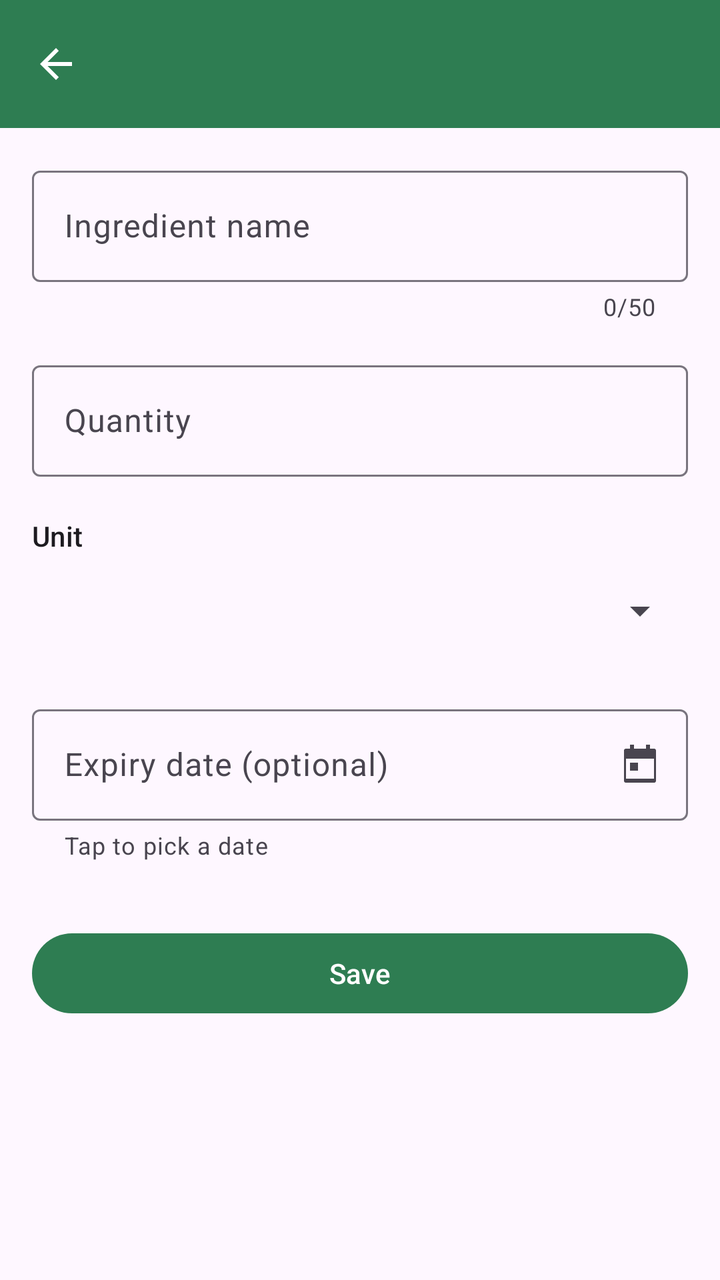
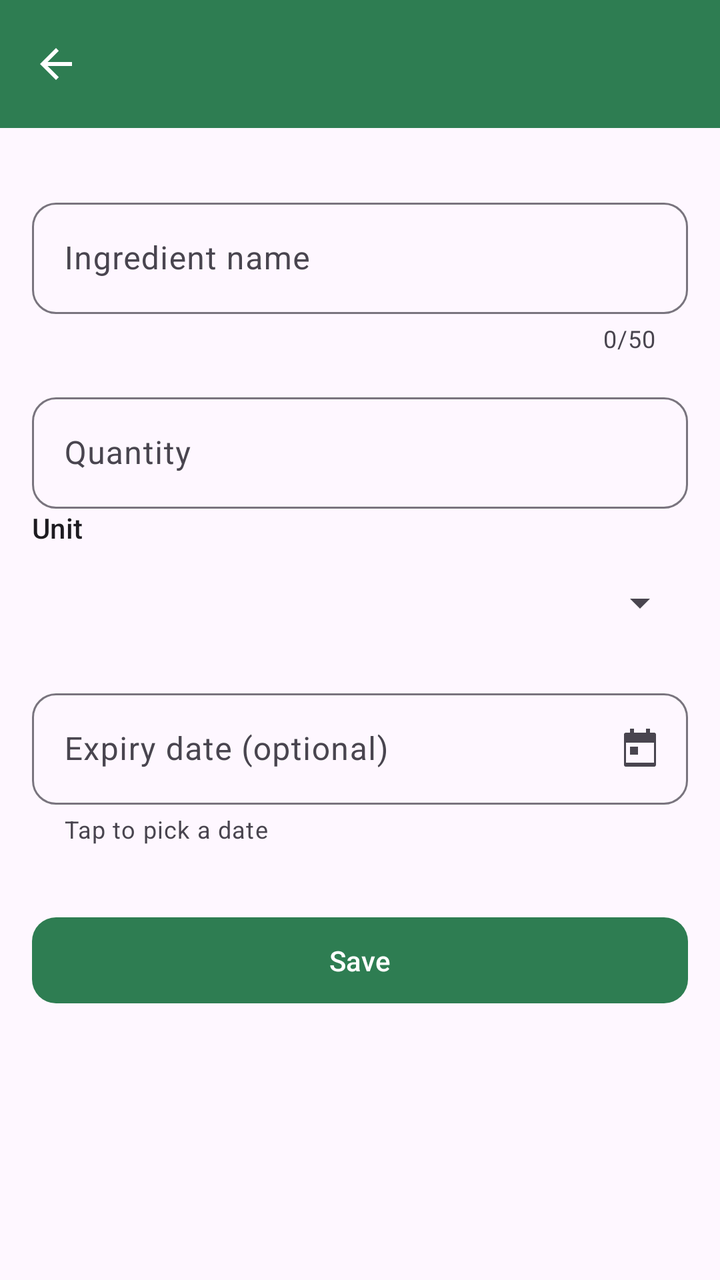

Compare the two renders of this Android layout. The source of the first and the diff that turns it into the second are given below.
<!-- AndroidManifest.xml: application theme Theme.Skaflik -->
<!-- res/layout/activity_add_edit_ingredient.xml -->
<?xml version="1.0" encoding="utf-8"?>
<androidx.constraintlayout.widget.ConstraintLayout
    xmlns:android="http://schemas.android.com/apk/res/android"
    xmlns:app="http://schemas.android.com/apk/res-auto"
    android:layout_width="match_parent"
    android:layout_height="match_parent"
    android:fitsSystemWindows="true">

    <com.google.android.material.appbar.MaterialToolbar
        android:id="@+id/toolbar_add_edit"
        android:layout_width="0dp"
        android:layout_height="?attr/actionBarSize"
        android:background="?attr/colorPrimary"
        app:navigationIcon="@drawable/ic_back"
        app:titleTextColor="?attr/colorOnPrimary"
        app:layout_constraintTop_toTopOf="parent"
        app:layout_constraintStart_toStartOf="parent"
        app:layout_constraintEnd_toEndOf="parent" />

    <ScrollView
        android:layout_width="0dp"
        android:layout_height="0dp"
        app:layout_constraintTop_toBottomOf="@id/toolbar_add_edit"
        app:layout_constraintStart_toStartOf="parent"
        app:layout_constraintEnd_toEndOf="parent"
        app:layout_constraintBottom_toBottomOf="parent">

        <LinearLayout
            android:layout_width="match_parent"
            android:layout_height="wrap_content"
            android:orientation="vertical"
            android:padding="16dp">

            
            <com.google.android.material.textfield.TextInputLayout
                android:id="@+id/input_layout_name"
                style="@style/Widget.Material3.TextInputLayout.OutlinedBox"
                android:layout_width="match_parent"
                android:layout_height="wrap_content"
                android:hint="@string/field_name"
                app:counterEnabled="true"
                app:counterMaxLength="50">

                <com.google.android.material.textfield.TextInputEditText
                    android:id="@+id/input_name"
                    android:layout_width="match_parent"
                    android:layout_height="wrap_content"
                    android:inputType="textCapWords"
                    android:maxLines="1" />

            </com.google.android.material.textfield.TextInputLayout>

            
            <com.google.android.material.textfield.TextInputLayout
                android:id="@+id/input_layout_quantity"
                style="@style/Widget.Material3.TextInputLayout.OutlinedBox"
                android:layout_width="match_parent"
                android:layout_height="wrap_content"
                android:layout_marginTop="16dp"
                android:hint="@string/field_quantity">

                <com.google.android.material.textfield.TextInputEditText
                    android:id="@+id/input_quantity"
                    android:layout_width="match_parent"
                    android:layout_height="wrap_content"
                    android:inputType="numberDecimal"
                    android:maxLines="1" />

            </com.google.android.material.textfield.TextInputLayout>

            
            <TextView
                android:layout_width="wrap_content"
                android:layout_height="wrap_content"
                android:layout_marginTop="20dp"
                android:text="@string/field_unit"
                android:textAppearance="?attr/textAppearanceLabelLarge" />

            <Spinner
                android:id="@+id/spinner_unit"
                android:layout_width="match_parent"
                android:layout_height="wrap_content"
                android:layout_marginTop="4dp"
                android:minHeight="48dp" />

            
            <com.google.android.material.textfield.TextInputLayout
                android:id="@+id/input_layout_expiry"
                style="@style/Widget.Material3.TextInputLayout.OutlinedBox"
                android:layout_width="match_parent"
                android:layout_height="wrap_content"
                android:layout_marginTop="20dp"
                android:hint="@string/field_expiry"
                app:endIconMode="custom"
                app:endIconDrawable="@drawable/ic_calendar"
                app:helperText="@string/field_expiry_helper">

                <com.google.android.material.textfield.TextInputEditText
                    android:id="@+id/input_expiry"
                    android:layout_width="match_parent"
                    android:layout_height="wrap_content"
                    android:cursorVisible="false"
                    android:focusable="false"
                    android:inputType="none"
                    android:maxLines="1" />

            </com.google.android.material.textfield.TextInputLayout>

            <com.google.android.material.button.MaterialButton
                android:id="@+id/button_save"
                android:layout_width="match_parent"
                android:layout_height="wrap_content"
                android:layout_marginTop="32dp"
                android:minHeight="48dp"
                android:text="@string/action_save" />

        </LinearLayout>

    </ScrollView>

</androidx.constraintlayout.widget.ConstraintLayout>
<!-- resources referenced by this layout -->
<resources>
  <!-- drawable ic_back (drawable) -->
  <vector xmlns:android="http://schemas.android.com/apk/res/android"
      android:width="24dp"
      android:height="24dp"
      android:viewportWidth="24"
      android:viewportHeight="24"
      android:tint="?attr/colorOnPrimary">
      <path
          android:fillColor="@android:color/white"
          android:pathData="M20,11H7.8l5.6,-5.6L12,4l-8,8 8,8 1.4,-1.4L7.8,13H20z" />
  </vector>
  <!-- drawable ic_calendar (drawable) -->
  <vector xmlns:android="http://schemas.android.com/apk/res/android"
      android:width="24dp"
      android:height="24dp"
      android:viewportWidth="24"
      android:viewportHeight="24"
      android:tint="?attr/colorControlNormal">
      <path
          android:fillColor="@android:color/white"
          android:pathData="M7,2h2v2h6V2h2v2h2a1,1 0,0 1,1 1v15a1,1 0,0 1,-1 1H5a1,1 0,0 1,-1 -1V5a1,1 0,0 1,1 -1h2zM5,9v10h14V9zM7,11h4v4H7z" />
  </vector>
  <string name="action_save">Save</string>
  <string name="field_expiry">Expiry date (optional)</string>
  <string name="field_expiry_helper">Tap to pick a date</string>
  <string name="field_name">Ingredient name</string>
  <string name="field_quantity">Quantity</string>
  <string name="field_unit">Unit</string>
  <style name="Theme.Skaflik" parent="Theme.Material3.DayNight.NoActionBar">
          <item name="colorPrimary">@color/skaflik_green</item>
          <item name="colorPrimaryDark">@color/skaflik_green_dark</item>
          <item name="colorOnPrimary">@color/white</item>
          <item name="colorSecondary">@color/skaflik_terracotta</item>
          <item name="colorOnSecondary">@color/white</item>
          
          <item name="android:windowLightStatusBar" tools:targetApi="m">true</item>
          
          <item name="preferenceTheme">@style/PreferenceThemeOverlay</item>
      </style>
  <color name="skaflik_green">#FF2E7D52</color>
  <color name="skaflik_green_dark">#FF1B5E3A</color>
  <color name="white">#FFFFFFFF</color>
  <color name="skaflik_terracotta">#FFC2603F</color>
</resources>

<!-- the commit's change to res/layout/activity_add_edit_ingredient.xml (unified diff, before → after) -->
@@ -29,12 +29,12 @@
             android:layout_width="match_parent"
             android:layout_height="wrap_content"
             android:orientation="vertical"
-            android:padding="16dp">
+            android:padding="@dimen/screen_padding_horizontal">
 
             
             <com.google.android.material.textfield.TextInputLayout
                 android:id="@+id/input_layout_name"
-                style="@style/Widget.Material3.TextInputLayout.OutlinedBox"
+                style="@style/Widget.Skaflik.TextField"
                 android:layout_width="match_parent"
                 android:layout_height="wrap_content"
                 android:hint="@string/field_name"
@@ -53,10 +53,9 @@
             
             <com.google.android.material.textfield.TextInputLayout
                 android:id="@+id/input_layout_quantity"
-                style="@style/Widget.Material3.TextInputLayout.OutlinedBox"
+                style="@style/Widget.Skaflik.TextField"
                 android:layout_width="match_parent"
                 android:layout_height="wrap_content"
-                android:layout_marginTop="16dp"
                 android:hint="@string/field_quantity">
 
                 <com.google.android.material.textfield.TextInputEditText
@@ -72,7 +71,6 @@
             <TextView
                 android:layout_width="wrap_content"
                 android:layout_height="wrap_content"
-                android:layout_marginTop="20dp"
                 android:text="@string/field_unit"
                 android:textAppearance="?attr/textAppearanceLabelLarge" />
 
@@ -80,16 +78,15 @@
                 android:id="@+id/spinner_unit"
                 android:layout_width="match_parent"
                 android:layout_height="wrap_content"
-                android:layout_marginTop="4dp"
-                android:minHeight="48dp" />
+                android:layout_marginTop="@dimen/space_xs"
+                android:minHeight="@dimen/touch_target_min" />
 
             
             <com.google.android.material.textfield.TextInputLayout
                 android:id="@+id/input_layout_expiry"
-                style="@style/Widget.Material3.TextInputLayout.OutlinedBox"
+                style="@style/Widget.Skaflik.TextField"
                 android:layout_width="match_parent"
                 android:layout_height="wrap_content"
-                android:layout_marginTop="20dp"
                 android:hint="@string/field_expiry"
                 app:endIconMode="custom"
                 app:endIconDrawable="@drawable/ic_calendar"
@@ -108,10 +105,10 @@
 
             <com.google.android.material.button.MaterialButton
                 android:id="@+id/button_save"
+                style="@style/Widget.Skaflik.Button"
                 android:layout_width="match_parent"
                 android:layout_height="wrap_content"
-                android:layout_marginTop="32dp"
-                android:minHeight="48dp"
+                android:layout_marginTop="@dimen/space_xxl"
                 android:text="@string/action_save" />
 
         </LinearLayout>
<!-- resource entries referenced after the edit -->
@@ -1,5 +1,9 @@
 <!-- resources referenced by this layout -->
 <resources>
+  <dimen name="screen_padding_horizontal">16dp</dimen>
+  <dimen name="space_xs">4dp</dimen>
+  <dimen name="space_xxl">32dp</dimen>
+  <dimen name="touch_target_min">48dp</dimen>
   <!-- drawable ic_back (drawable) -->
   <vector xmlns:android="http://schemas.android.com/apk/res/android"
       android:width="24dp"
@@ -28,6 +32,21 @@
   <string name="field_name">Ingredient name</string>
   <string name="field_quantity">Quantity</string>
   <string name="field_unit">Unit</string>
+  <style name="Widget.Skaflik.Button" parent="Widget.Material3.Button">
+          <item name="shapeAppearance">@style/ShapeAppearance.Skaflik.Rounded</item>
+          <item name="android:minHeight">@dimen/touch_target_min</item>
+          <item name="android:paddingStart">@dimen/button_padding_horizontal</item>
+          <item name="android:paddingEnd">@dimen/button_padding_horizontal</item>
+          <item name="android:paddingTop">@dimen/button_padding_vertical</item>
+          <item name="android:paddingBottom">@dimen/button_padding_vertical</item>
+      </style>
+  <style name="Widget.Skaflik.TextField" parent="Widget.Material3.TextInputLayout.OutlinedBox">
+          <item name="boxCornerRadiusTopStart">@dimen/corner_radius_control</item>
+          <item name="boxCornerRadiusTopEnd">@dimen/corner_radius_control</item>
+          <item name="boxCornerRadiusBottomStart">@dimen/corner_radius_control</item>
+          <item name="boxCornerRadiusBottomEnd">@dimen/corner_radius_control</item>
+          <item name="android:layout_marginTop">@dimen/field_spacing</item>
+      </style>
   <style name="Theme.Skaflik" parent="Theme.Material3.DayNight.NoActionBar">
           <item name="colorPrimary">@color/skaflik_green</item>
           <item name="colorPrimaryDark">@color/skaflik_green_dark</item>
@@ -39,9 +58,18 @@
           
           <item name="preferenceTheme">@style/PreferenceThemeOverlay</item>
       </style>
+  <style name="ShapeAppearance.Skaflik.Rounded" parent="ShapeAppearance.Material3.Corner.Medium">
+          <item name="cornerFamily">rounded</item>
+          <item name="cornerSize">@dimen/corner_radius</item>
+      </style>
+  <dimen name="button_padding_horizontal">24dp</dimen>
+  <dimen name="button_padding_vertical">12dp</dimen>
+  <dimen name="corner_radius_control">12dp</dimen>
+  <dimen name="field_spacing">16dp</dimen>
   <color name="skaflik_green">#FF2E7D52</color>
   <color name="skaflik_green_dark">#FF1B5E3A</color>
   <color name="white">#FFFFFFFF</color>
   <color name="skaflik_terracotta">#FFC2603F</color>
+  <dimen name="corner_radius">12dp</dimen>
 </resources>
 
